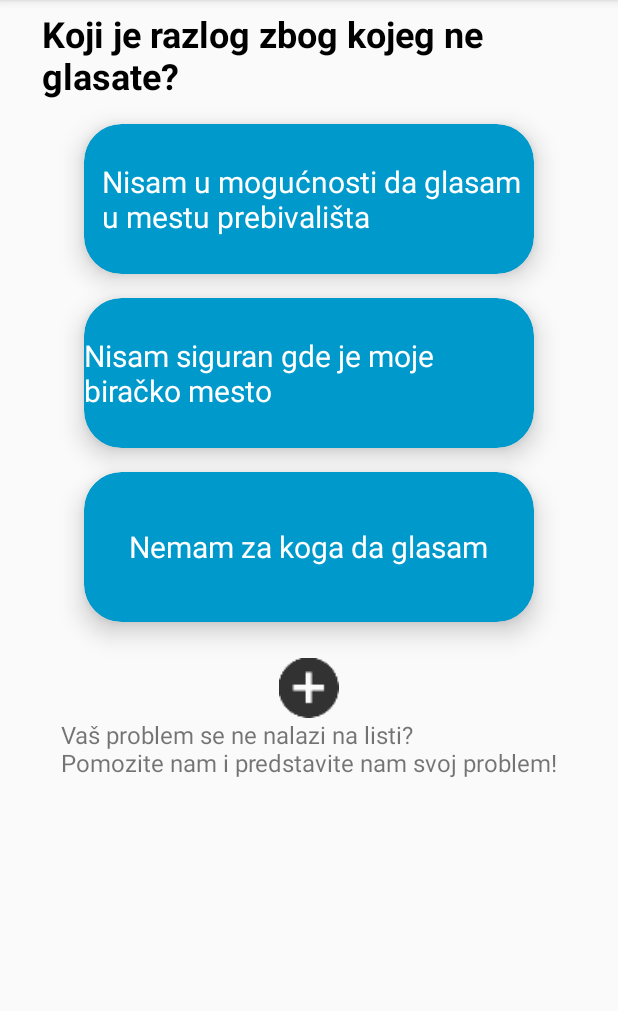
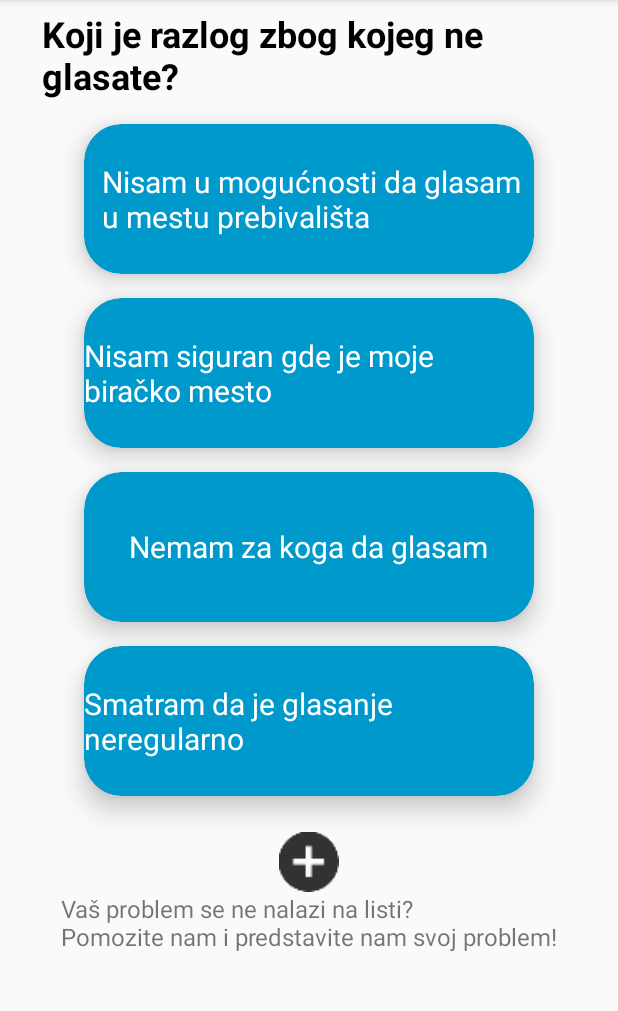
Before and after one commit to OgiVanKenobi/Code-to-Vote, an Android app: the screen it shows after launch (MainActivity), on a phone screen of 412 x 824 dp, the part 84-1095 px from its top. Run offline under Robolectric (Android 15) with nearby library versions, the phone set to English and light mode, and no system bars.

Commit message:
--Problems 4 and 5 activities ans layouts created

```diff
--- a/app/src/main/AndroidManifest.xml
+++ b/app/src/main/AndroidManifest.xml
@@ -25,6 +25,9 @@
         <activity android:name=".activity.Problem1Activity"/>
         <activity android:name=".activity.Problem2Activity"/>
         <activity android:name=".activity.Problem3Activity"/>
+        <activity android:name=".activity.Problem4Activity"/>
+        <activity android:name=".activity.Problem5Activity"/>
+
 
 
 
--- a/app/src/main/res/layout/activity_main.xml
+++ b/app/src/main/res/layout/activity_main.xml
@@ -113,6 +113,32 @@
                 </RelativeLayout>
             </android.support.v7.widget.CardView>
 
+        <android.support.v7.widget.CardView
+            android:id="@+id/Problem4Button"
+            android:layout_width="300dp"
+            android:layout_height="100dp"
+            android:layout_gravity="center"
+            android:layout_marginTop="16dp"
+            app:cardBackgroundColor="@android:color/holo_blue_dark"
+            app:cardCornerRadius="25dp"
+            app:cardElevation="10dp">
+
+            <RelativeLayout
+                android:layout_width="match_parent"
+                android:layout_height="match_parent">
+
+                <TextView
+                    android:layout_width="wrap_content"
+                    android:layout_height="wrap_content"
+                    android:layout_centerHorizontal="true"
+                    android:layout_centerVertical="true"
+                    android:text="Smatram da je glasanje neregularno"
+                    android:textColor="#ffffff"
+                    android:textSize="20sp" />
+
+            </RelativeLayout>
+        </android.support.v7.widget.CardView>
+
 
             <ImageView
                 android:id="@+id/add_question"
@@ -132,6 +158,9 @@
                 android:textSize="16sp" />
 
 
+
+
+
     </LinearLayout>
 </ScrollView>
 </android.support.constraint.ConstraintLayout>
--- /dev/null
+++ b/app/src/main/res/layout/activity_problem4.xml
@@ -0,0 +1,6 @@
+<?xml version="1.0" encoding="utf-8"?>
+<android.support.constraint.ConstraintLayout
+    xmlns:android="http://schemas.android.com/apk/res/android" android:layout_width="match_parent"
+    android:layout_height="match_parent">
+
+</android.support.constraint.ConstraintLayout>
--- /dev/null
+++ b/app/src/main/res/layout/activity_problem5.xml
@@ -0,0 +1,6 @@
+<?xml version="1.0" encoding="utf-8"?>
+<android.support.constraint.ConstraintLayout
+    xmlns:android="http://schemas.android.com/apk/res/android" android:layout_width="match_parent"
+    android:layout_height="match_parent">
+
+</android.support.constraint.ConstraintLayout>
```
Also changed, not shown: app/src/main/java/com/example/android/codetovote/activity/Problem4Activity.java (added, +17 -0 lines), app/src/main/java/com/example/android/codetovote/activity/Problem5Activity.java (added, +16 -0 lines).
